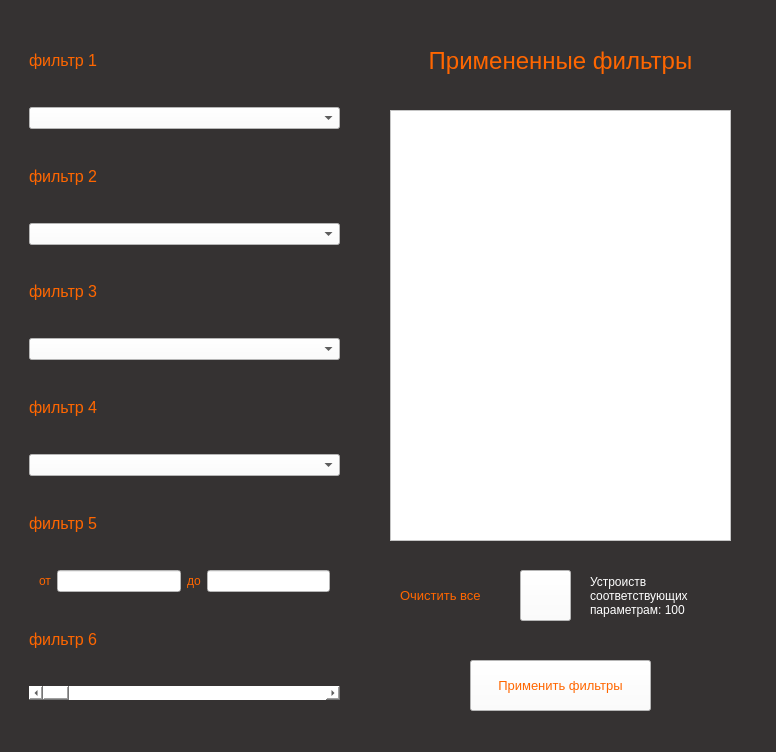
Qt form templates/ui/filters.ui (aaalace/D-Compare) before a commit.
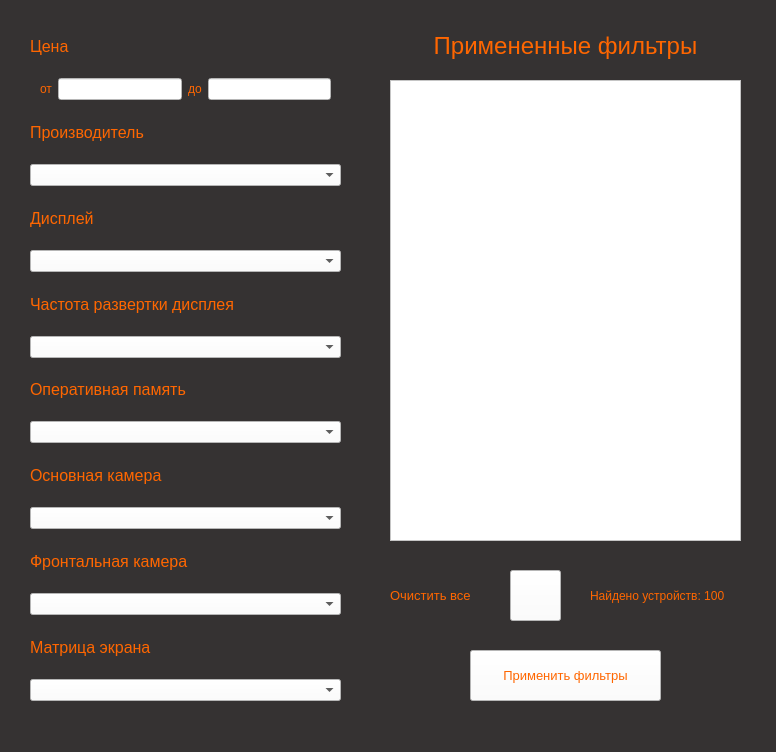
The same form after that commit.

```diff
--- a/templates/ui/filters.ui
+++ b/templates/ui/filters.ui
@@ -23,8 +23,8 @@
    <widget class="QWidget" name="verticalLayoutWidget">
     <property name="geometry">
      <rect>
-      <x>9</x>
-      <y>9</y>
+      <x>10</x>
+      <y>10</y>
       <width>351</width>
       <height>711</height>
      </rect>
@@ -53,485 +53,7 @@
         <string notr="true">color: #FF6600</string>
        </property>
        <property name="text">
-        <string>фильтр 1</string>
-       </property>
-      </widget>
-     </item>
-     <item>
-      <widget class="QComboBox" name="box_f1">
-       <property name="sizePolicy">
-        <sizepolicy hsizetype="Preferred" vsizetype="Fixed">
-         <horstretch>0</horstretch>
-         <verstretch>0</verstretch>
-        </sizepolicy>
-       </property>
-       <property name="palette">
-        <palette>
-         <active>
-          <colorrole role="Button">
-           <brush brushstyle="SolidPattern">
-            <color alpha="255">
-             <red>255</red>
-             <green>255</green>
-             <blue>255</blue>
-            </color>
-           </brush>
-          </colorrole>
-          <colorrole role="Base">
-           <brush brushstyle="SolidPattern">
-            <color alpha="255">
-             <red>255</red>
-             <green>255</green>
-             <blue>255</blue>
-            </color>
-           </brush>
-          </colorrole>
-          <colorrole role="Window">
-           <brush brushstyle="SolidPattern">
-            <color alpha="255">
-             <red>255</red>
-             <green>255</green>
-             <blue>255</blue>
-            </color>
-           </brush>
-          </colorrole>
-         </active>
-         <inactive>
-          <colorrole role="Button">
-           <brush brushstyle="SolidPattern">
-            <color alpha="255">
-             <red>255</red>
-             <green>255</green>
-             <blue>255</blue>
-            </color>
-           </brush>
-          </colorrole>
-          <colorrole role="Base">
-           <brush brushstyle="SolidPattern">
-            <color alpha="255">
-             <red>255</red>
-             <green>255</green>
-             <blue>255</blue>
-            </color>
-           </brush>
-          </colorrole>
-          <colorrole role="Window">
-           <brush brushstyle="SolidPattern">
-            <color alpha="255">
-             <red>255</red>
-             <green>255</green>
-             <blue>255</blue>
-            </color>
-           </brush>
-          </colorrole>
-         </inactive>
-         <disabled>
-          <colorrole role="Button">
-           <brush brushstyle="SolidPattern">
-            <color alpha="255">
-             <red>255</red>
-             <green>255</green>
-             <blue>255</blue>
-            </color>
-           </brush>
-          </colorrole>
-          <colorrole role="Base">
-           <brush brushstyle="SolidPattern">
-            <color alpha="255">
-             <red>255</red>
-             <green>255</green>
-             <blue>255</blue>
-            </color>
-           </brush>
-          </colorrole>
-          <colorrole role="Window">
-           <brush brushstyle="SolidPattern">
-            <color alpha="255">
-             <red>255</red>
-             <green>255</green>
-             <blue>255</blue>
-            </color>
-           </brush>
-          </colorrole>
-         </disabled>
-        </palette>
-       </property>
-       <property name="font">
-        <font>
-         <strikeout>false</strikeout>
-        </font>
-       </property>
-       <property name="focusPolicy">
-        <enum>Qt::ClickFocus</enum>
-       </property>
-       <property name="contextMenuPolicy">
-        <enum>Qt::CustomContextMenu</enum>
-       </property>
-       <property name="styleSheet">
-        <string notr="true">background-color: white</string>
-       </property>
-      </widget>
-     </item>
-     <item>
-      <widget class="QLabel" name="lbl_2">
-       <property name="font">
-        <font>
-         <pointsize>12</pointsize>
-        </font>
-       </property>
-       <property name="styleSheet">
-        <string notr="true">color: #FF6600</string>
-       </property>
-       <property name="text">
-        <string>фильтр 2</string>
-       </property>
-      </widget>
-     </item>
-     <item>
-      <widget class="QComboBox" name="box_f2">
-       <property name="palette">
-        <palette>
-         <active>
-          <colorrole role="Button">
-           <brush brushstyle="SolidPattern">
-            <color alpha="255">
-             <red>255</red>
-             <green>255</green>
-             <blue>255</blue>
-            </color>
-           </brush>
-          </colorrole>
-          <colorrole role="Base">
-           <brush brushstyle="SolidPattern">
-            <color alpha="255">
-             <red>255</red>
-             <green>255</green>
-             <blue>255</blue>
-            </color>
-           </brush>
-          </colorrole>
-          <colorrole role="Window">
-           <brush brushstyle="SolidPattern">
-            <color alpha="255">
-             <red>255</red>
-             <green>255</green>
-             <blue>255</blue>
-            </color>
-           </brush>
-          </colorrole>
-         </active>
-         <inactive>
-          <colorrole role="Button">
-           <brush brushstyle="SolidPattern">
-            <color alpha="255">
-             <red>255</red>
-             <green>255</green>
-             <blue>255</blue>
-            </color>
-           </brush>
-          </colorrole>
-          <colorrole role="Base">
-           <brush brushstyle="SolidPattern">
-            <color alpha="255">
-             <red>255</red>
-             <green>255</green>
-             <blue>255</blue>
-            </color>
-           </brush>
-          </colorrole>
-          <colorrole role="Window">
-           <brush brushstyle="SolidPattern">
-            <color alpha="255">
-             <red>255</red>
-             <green>255</green>
-             <blue>255</blue>
-            </color>
-           </brush>
-          </colorrole>
-         </inactive>
-         <disabled>
-          <colorrole role="Button">
-           <brush brushstyle="SolidPattern">
-            <color alpha="255">
-             <red>255</red>
-             <green>255</green>
-             <blue>255</blue>
-            </color>
-           </brush>
-          </colorrole>
-          <colorrole role="Base">
-           <brush brushstyle="SolidPattern">
-            <color alpha="255">
-             <red>255</red>
-             <green>255</green>
-             <blue>255</blue>
-            </color>
-           </brush>
-          </colorrole>
-          <colorrole role="Window">
-           <brush brushstyle="SolidPattern">
-            <color alpha="255">
-             <red>255</red>
-             <green>255</green>
-             <blue>255</blue>
-            </color>
-           </brush>
-          </colorrole>
-         </disabled>
-        </palette>
-       </property>
-       <property name="focusPolicy">
-        <enum>Qt::ClickFocus</enum>
-       </property>
-       <property name="styleSheet">
-        <string notr="true">background-color: white</string>
-       </property>
-      </widget>
-     </item>
-     <item>
-      <widget class="QLabel" name="lbl_3">
-       <property name="font">
-        <font>
-         <pointsize>12</pointsize>
-        </font>
-       </property>
-       <property name="styleSheet">
-        <string notr="true">color: #FF6600</string>
-       </property>
-       <property name="text">
-        <string>фильтр 3</string>
-       </property>
-      </widget>
-     </item>
-     <item>
-      <widget class="QComboBox" name="box_f3">
-       <property name="palette">
-        <palette>
-         <active>
-          <colorrole role="Button">
-           <brush brushstyle="SolidPattern">
-            <color alpha="255">
-             <red>255</red>
-             <green>255</green>
-             <blue>255</blue>
-            </color>
-           </brush>
-          </colorrole>
-          <colorrole role="Base">
-           <brush brushstyle="SolidPattern">
-            <color alpha="255">
-             <red>255</red>
-             <green>255</green>
-             <blue>255</blue>
-            </color>
-           </brush>
-          </colorrole>
-          <colorrole role="Window">
-           <brush brushstyle="SolidPattern">
-            <color alpha="255">
-             <red>255</red>
-             <green>255</green>
-             <blue>255</blue>
-            </color>
-           </brush>
-          </colorrole>
-         </active>
-         <inactive>
-          <colorrole role="Button">
-           <brush brushstyle="SolidPattern">
-            <color alpha="255">
-             <red>255</red>
-             <green>255</green>
-             <blue>255</blue>
-            </color>
-           </brush>
-          </colorrole>
-          <colorrole role="Base">
-           <brush brushstyle="SolidPattern">
-            <color alpha="255">
-             <red>255</red>
-             <green>255</green>
-             <blue>255</blue>
-            </color>
-           </brush>
-          </colorrole>
-          <colorrole role="Window">
-           <brush brushstyle="SolidPattern">
-            <color alpha="255">
-             <red>255</red>
-             <green>255</green>
-             <blue>255</blue>
-            </color>
-           </brush>
-          </colorrole>
-         </inactive>
-         <disabled>
-          <colorrole role="Button">
-           <brush brushstyle="SolidPattern">
-            <color alpha="255">
-             <red>255</red>
-             <green>255</green>
-             <blue>255</blue>
-            </color>
-           </brush>
-          </colorrole>
-          <colorrole role="Base">
-           <brush brushstyle="SolidPattern">
-            <color alpha="255">
-             <red>255</red>
-             <green>255</green>
-             <blue>255</blue>
-            </color>
-           </brush>
-          </colorrole>
-          <colorrole role="Window">
-           <brush brushstyle="SolidPattern">
-            <color alpha="255">
-             <red>255</red>
-             <green>255</green>
-             <blue>255</blue>
-            </color>
-           </brush>
-          </colorrole>
-         </disabled>
-        </palette>
-       </property>
-       <property name="focusPolicy">
-        <enum>Qt::ClickFocus</enum>
-       </property>
-       <property name="styleSheet">
-        <string notr="true">background-color: white</string>
-       </property>
-      </widget>
-     </item>
-     <item>
-      <widget class="QLabel" name="lbl_4">
-       <property name="font">
-        <font>
-         <pointsize>12</pointsize>
-        </font>
-       </property>
-       <property name="styleSheet">
-        <string notr="true">color: #FF6600</string>
-       </property>
-       <property name="text">
-        <string>фильтр 4</string>
-       </property>
-      </widget>
-     </item>
-     <item>
-      <widget class="QComboBox" name="box_f4">
-       <property name="palette">
-        <palette>
-         <active>
-          <colorrole role="Button">
-           <brush brushstyle="SolidPattern">
-            <color alpha="255">
-             <red>255</red>
-             <green>255</green>
-             <blue>255</blue>
-            </color>
-           </brush>
-          </colorrole>
-          <colorrole role="Base">
-           <brush brushstyle="SolidPattern">
-            <color alpha="255">
-             <red>255</red>
-             <green>255</green>
-             <blue>255</blue>
-            </color>
-           </brush>
-          </colorrole>
-          <colorrole role="Window">
-           <brush brushstyle="SolidPattern">
-            <color alpha="255">
-             <red>255</red>
-             <green>255</green>
-             <blue>255</blue>
-            </color>
-           </brush>
-          </colorrole>
-         </active>
-         <inactive>
-          <colorrole role="Button">
-           <brush brushstyle="SolidPattern">
-            <color alpha="255">
-             <red>255</red>
-             <green>255</green>
-             <blue>255</blue>
-            </color>
-           </brush>
-          </colorrole>
-          <colorrole role="Base">
-           <brush brushstyle="SolidPattern">
-            <color alpha="255">
-             <red>255</red>
-             <green>255</green>
-             <blue>255</blue>
-            </color>
-           </brush>
-          </colorrole>
-          <colorrole role="Window">
-           <brush brushstyle="SolidPattern">
-            <color alpha="255">
-             <red>255</red>
-             <green>255</green>
-             <blue>255</blue>
-            </color>
-           </brush>
-          </colorrole>
-         </inactive>
-         <disabled>
-          <colorrole role="Button">
-           <brush brushstyle="SolidPattern">
-            <color alpha="255">
-             <red>255</red>
-             <green>255</green>
-             <blue>255</blue>
-            </color>
-           </brush>
-          </colorrole>
-          <colorrole role="Base">
-           <brush brushstyle="SolidPattern">
-            <color alpha="255">
-             <red>255</red>
-             <green>255</green>
-             <blue>255</blue>
-            </color>
-           </brush>
-          </colorrole>
-          <colorrole role="Window">
-           <brush brushstyle="SolidPattern">
-            <color alpha="255">
-             <red>255</red>
-             <green>255</green>
-             <blue>255</blue>
-            </color>
-           </brush>
-          </colorrole>
-         </disabled>
-        </palette>
-       </property>
-       <property name="focusPolicy">
-        <enum>Qt::ClickFocus</enum>
-       </property>
-       <property name="styleSheet">
-        <string notr="true">background-color: white</string>
-       </property>
-      </widget>
-     </item>
-     <item>
-      <widget class="QLabel" name="lbl_5">
-       <property name="font">
-        <font>
-         <pointsize>12</pointsize>
-        </font>
-       </property>
-       <property name="styleSheet">
-        <string notr="true">color: #FF6600</string>
-       </property>
-       <property name="text">
-        <string>фильтр 5</string>
+        <string>Цена</string>
        </property>
       </widget>
      </item>
@@ -558,6 +80,12 @@
          <property name="styleSheet">
           <string notr="true">background-color: white</string>
          </property>
+         <property name="text">
+          <string/>
+         </property>
+         <property name="alignment">
+          <set>Qt::AlignCenter</set>
+         </property>
         </widget>
        </item>
        <item>
@@ -575,6 +103,15 @@
          <property name="styleSheet">
           <string notr="true">background-color: white</string>
          </property>
+         <property name="text">
+          <string/>
+         </property>
+         <property name="alignment">
+          <set>Qt::AlignCenter</set>
+         </property>
+         <property name="placeholderText">
+          <string/>
+         </property>
         </widget>
        </item>
       </layout>
@@ -590,12 +127,34 @@
         <string notr="true">color: #FF6600</string>
        </property>
        <property name="text">
-        <string>фильтр 6</string>
+        <string>Производитель</string>
        </property>
       </widget>
      </item>
      <item>
-      <widget class="QScrollBar" name="horizontalScrollBar">
+      <widget class="QComboBox" name="box_producer">
+       <property name="styleSheet">
+        <string notr="true">background-color: white</string>
+       </property>
+      </widget>
+     </item>
+     <item>
+      <widget class="QLabel" name="lbl_display">
+       <property name="font">
+        <font>
+         <pointsize>12</pointsize>
+        </font>
+       </property>
+       <property name="styleSheet">
+        <string notr="true">color: #FF6600</string>
+       </property>
+       <property name="text">
+        <string>Дисплей</string>
+       </property>
+      </widget>
+     </item>
+     <item>
+      <widget class="QComboBox" name="box_display_size">
        <property name="palette">
         <palette>
          <active>
@@ -693,8 +252,115 @@
        <property name="styleSheet">
         <string notr="true">background-color: white</string>
        </property>
-       <property name="orientation">
-        <enum>Qt::Horizontal</enum>
+      </widget>
+     </item>
+     <item>
+      <widget class="QLabel" name="lbl_ghz">
+       <property name="font">
+        <font>
+         <pointsize>12</pointsize>
+        </font>
+       </property>
+       <property name="styleSheet">
+        <string notr="true">color: #FF6600</string>
+       </property>
+       <property name="text">
+        <string>Частота развертки дисплея</string>
+       </property>
+      </widget>
+     </item>
+     <item>
+      <widget class="QComboBox" name="box_ghz">
+       <property name="styleSheet">
+        <string notr="true">background-color: white</string>
+       </property>
+      </widget>
+     </item>
+     <item>
+      <widget class="QLabel" name="lbl_ram">
+       <property name="font">
+        <font>
+         <pointsize>12</pointsize>
+        </font>
+       </property>
+       <property name="styleSheet">
+        <string notr="true">color: #FF6600</string>
+       </property>
+       <property name="text">
+        <string>Оперативная память</string>
+       </property>
+      </widget>
+     </item>
+     <item>
+      <widget class="QComboBox" name="box_ram">
+       <property name="styleSheet">
+        <string notr="true">background-color: white</string>
+       </property>
+      </widget>
+     </item>
+     <item>
+      <widget class="QLabel" name="lbl_base_camera">
+       <property name="font">
+        <font>
+         <pointsize>12</pointsize>
+        </font>
+       </property>
+       <property name="styleSheet">
+        <string notr="true">color: #FF6600</string>
+       </property>
+       <property name="text">
+        <string>Основная камера</string>
+       </property>
+      </widget>
+     </item>
+     <item>
+      <widget class="QComboBox" name="box_base_camera">
+       <property name="styleSheet">
+        <string notr="true">background-color: white</string>
+       </property>
+      </widget>
+     </item>
+     <item>
+      <widget class="QLabel" name="lbl_front_camera">
+       <property name="font">
+        <font>
+         <pointsize>12</pointsize>
+        </font>
+       </property>
+       <property name="styleSheet">
+        <string notr="true">color: #FF6600</string>
+       </property>
+       <property name="text">
+        <string>Фронтальная камера</string>
+       </property>
+      </widget>
+     </item>
+     <item>
+      <widget class="QComboBox" name="box_front_camera">
+       <property name="styleSheet">
+        <string notr="true">background-color: white</string>
+       </property>
+      </widget>
+     </item>
+     <item>
+      <widget class="QLabel" name="lbl_matrix">
+       <property name="font">
+        <font>
+         <pointsize>12</pointsize>
+        </font>
+       </property>
+       <property name="styleSheet">
+        <string notr="true">color: #FF6600</string>
+       </property>
+       <property name="text">
+        <string>Матрица экрана</string>
+       </property>
+      </widget>
+     </item>
+     <item>
+      <widget class="QComboBox" name="box_matrix">
+       <property name="styleSheet">
+        <string notr="true">background-color: white</string>
        </property>
       </widget>
      </item>
@@ -707,9 +373,9 @@
     <property name="geometry">
      <rect>
       <x>390</x>
-      <y>110</y>
-      <width>341</width>
-      <height>431</height>
+      <y>80</y>
+      <width>351</width>
+      <height>461</height>
      </rect>
     </property>
     <property name="focusPolicy">
@@ -723,9 +389,9 @@
     <property name="geometry">
      <rect>
       <x>390</x>
-      <y>30</y>
-      <width>341</width>
-      <height>61</height>
+      <y>20</y>
+      <width>351</width>
+      <height>51</height>
      </rect>
     </property>
     <property name="font">
@@ -746,7 +412,7 @@
    <widget class="QPushButton" name="btn_clear">
     <property name="geometry">
      <rect>
-      <x>520</x>
+      <x>510</x>
       <y>570</y>
       <width>51</width>
       <height>51</height>
@@ -859,7 +525,7 @@
    <widget class="QLabel" name="lbl_del">
     <property name="geometry">
      <rect>
-      <x>400</x>
+      <x>390</x>
       <y>570</y>
       <width>111</width>
       <height>51</height>
@@ -881,16 +547,16 @@
     <property name="geometry">
      <rect>
       <x>590</x>
-      <y>550</y>
+      <y>570</y>
       <width>151</width>
-      <height>91</height>
+      <height>51</height>
      </rect>
     </property>
     <property name="styleSheet">
-     <string notr="true">color: white</string>
+     <string notr="true">color: #FF6600</string>
     </property>
     <property name="text">
-     <string>Устроиств соответствующих параметрам: 100</string>
+     <string>Найдено устройств: 100</string>
     </property>
     <property name="textFormat">
      <enum>Qt::PlainText</enum>
@@ -903,8 +569,8 @@
     <property name="geometry">
      <rect>
       <x>470</x>
-      <y>660</y>
-      <width>181</width>
+      <y>650</y>
+      <width>191</width>
       <height>51</height>
      </rect>
     </property>
```
Left out of the diff: 8 changed lines with no effect on the pictures.
